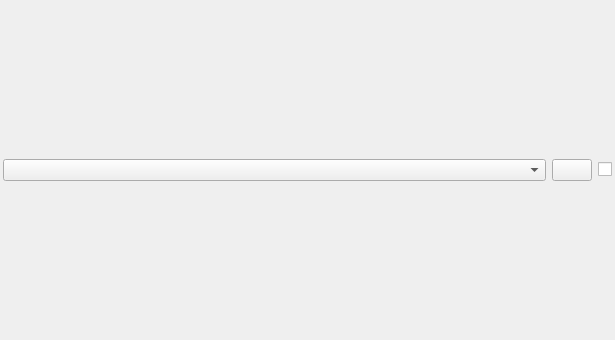
Above: rqt_dr_single/resource/dr_single.ui from lucasw/dynamic_reconfigure_tools before the change. Below: the same form after it.
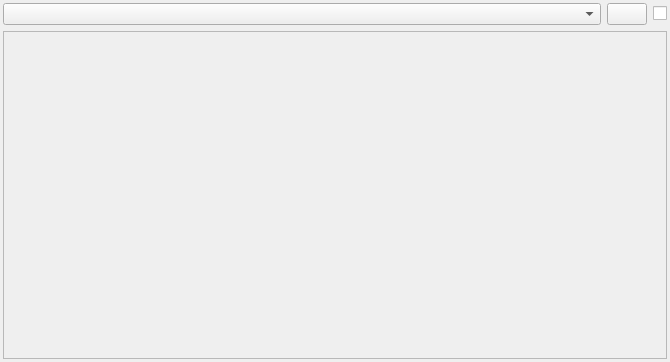
That is the form after the change. Icons and pictures are not drawn.

Commit message: now have scroll area for controls, and put them at the top of the widget

```diff
--- a/rqt_dr_single/resource/dr_single.ui
+++ b/rqt_dr_single/resource/dr_single.ui
@@ -6,8 +6,8 @@
    <rect>
     <x>0</x>
     <y>0</y>
-    <width>615</width>
-    <height>340</height>
+    <width>670</width>
+    <height>362</height>
    </rect>
   </property>
   <property name="windowTitle">
@@ -70,7 +70,43 @@
     </layout>
    </item>
    <item>
-    <layout class="QVBoxLayout" name="vertical_layout"/>
+    <widget class="QScrollArea" name="scroll_area">
+     <property name="widgetResizable">
+      <bool>true</bool>
+     </property>
+     <widget class="QWidget" name="scroll_widget">
+      <property name="geometry">
+       <rect>
+        <x>0</x>
+        <y>0</y>
+        <width>662</width>
+        <height>319</height>
+       </rect>
+      </property>
+      <layout class="QVBoxLayout" name="verticalLayout">
+       <item>
+        <layout class="QGridLayout" name="grid_layout">
+         <property name="spacing">
+          <number>0</number>
+         </property>
+        </layout>
+       </item>
+       <item>
+        <spacer name="verticalSpacer">
+         <property name="orientation">
+          <enum>Qt::Vertical</enum>
+         </property>
+         <property name="sizeHint" stdset="0">
+          <size>
+           <width>20</width>
+           <height>40</height>
+          </size>
+         </property>
+        </spacer>
+       </item>
+      </layout>
+     </widget>
+    </widget>
    </item>
   </layout>
  </widget>
```
Left out of the diff: 22 changed lines with no effect on the pictures. The commit also changes 1 other file.
